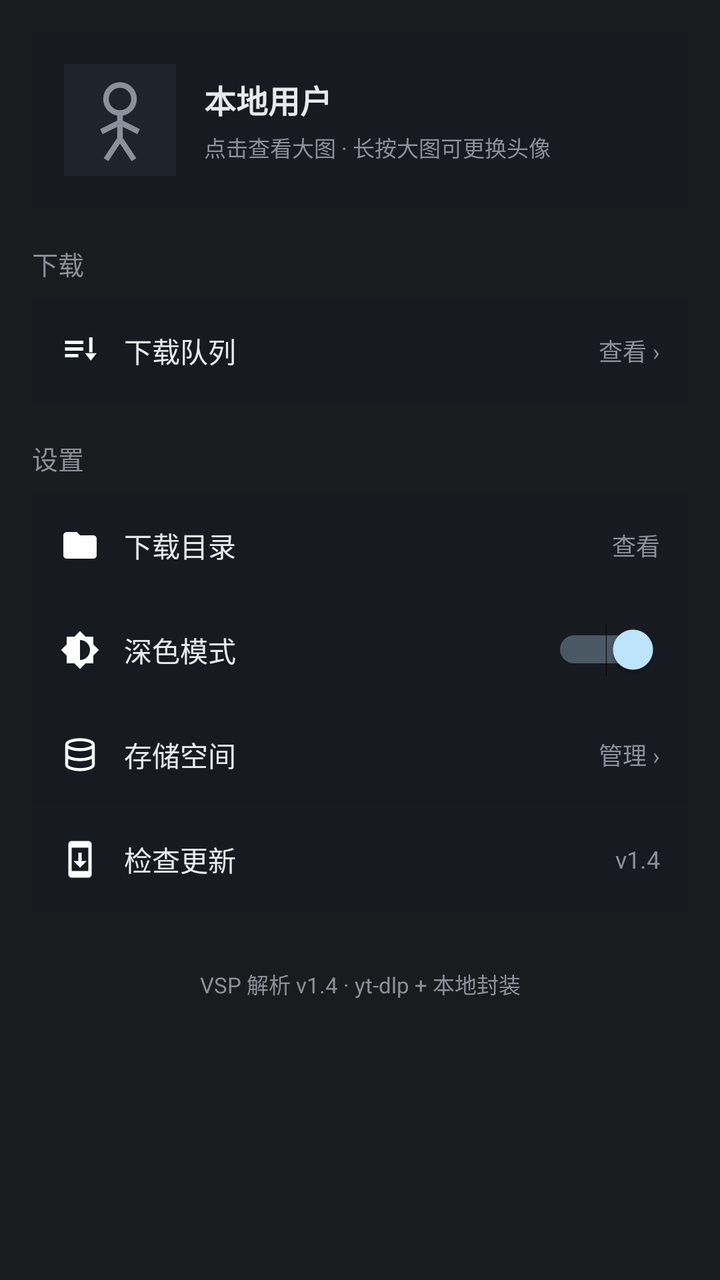
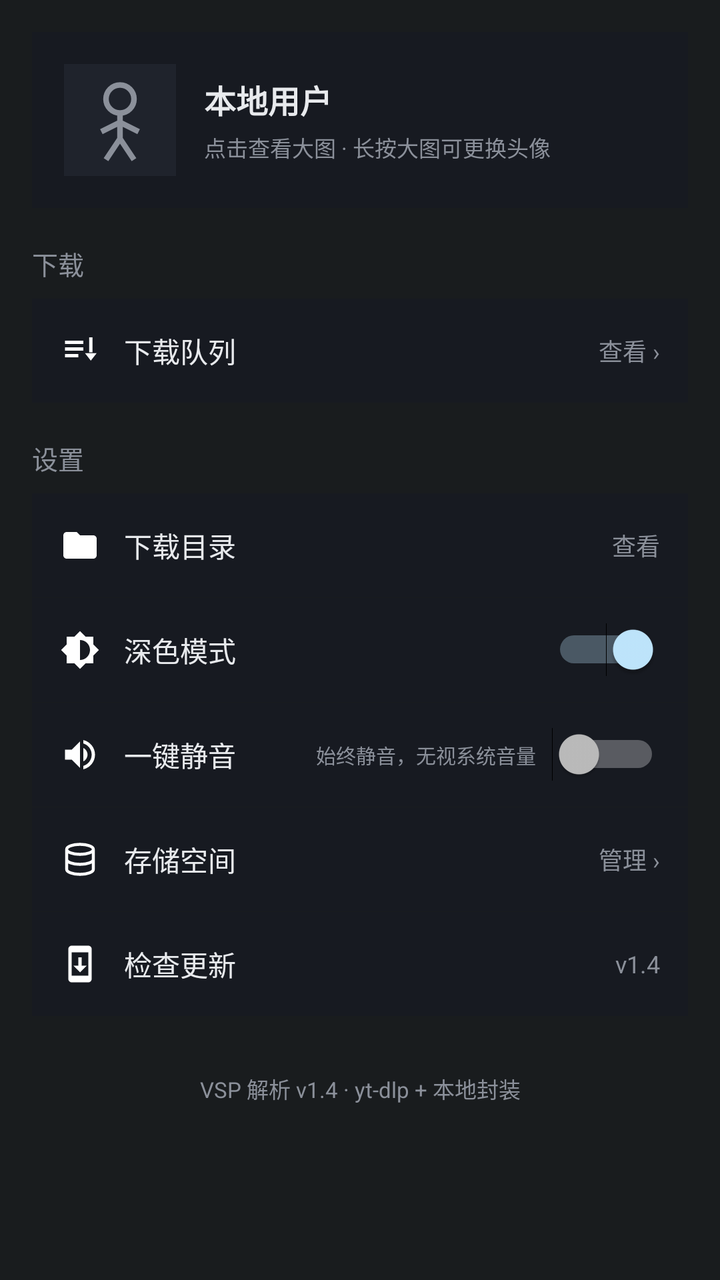

Two renders of the same Android screen: before a commit and after it. Below are the layout's source before the change and the commit's diff.
<!-- AndroidManifest.xml: application theme android:Theme.DeviceDefault.NoActionBar -->
<!-- res/layout/page_me.xml -->
<?xml version="1.0" encoding="utf-8"?>

<LinearLayout xmlns:android="http://schemas.android.com/apk/res/android"
    android:layout_width="match_parent"
    android:layout_height="match_parent"
    android:orientation="vertical"
    android:tag="bg">

    <ScrollView
        android:layout_width="match_parent"
        android:layout_height="match_parent"
        android:scrollbars="none">
        <LinearLayout
            android:layout_width="match_parent"
            android:layout_height="wrap_content"
            android:orientation="vertical"
            android:padding="16dp">

            <FrameLayout
                android:id="@+id/player_slot"
                android:layout_width="match_parent"
                android:layout_height="wrap_content" />

            
            <LinearLayout
                android:layout_width="match_parent"
                android:layout_height="wrap_content"
                android:orientation="horizontal"
                android:gravity="center_vertical"
                android:background="#171a21"
                android:tag="card"
                android:padding="16dp"
                android:layout_marginBottom="18dp">
                <ImageView
                    android:id="@+id/avatar"
                    android:layout_width="56dp"
                    android:layout_height="56dp"
                    android:src="@drawable/ic_avatar_default"
                    android:scaleType="centerCrop"
                    android:background="#1f232c"
                    android:tag="thumb"
                    android:contentDescription="用户头像" />
                <LinearLayout
                    android:layout_width="0dp"
                    android:layout_height="wrap_content"
                    android:layout_weight="1"
                    android:orientation="vertical"
                    android:paddingStart="14dp">
                    <TextView
                        android:layout_width="wrap_content"
                        android:layout_height="wrap_content"
                        android:text="本地用户"
                        android:textColor="#e8eaed"
                        android:tag="text"
                        android:textSize="16sp"
                        android:textStyle="bold" />
                    <TextView
                        android:layout_width="wrap_content"
                        android:layout_height="wrap_content"
                        android:text="点击查看大图 · 长按大图可更换头像"
                        android:textColor="#8b909a"
                        android:tag="dim"
                        android:textSize="11sp"
                        android:layout_marginTop="4dp" />
                </LinearLayout>
            </LinearLayout>

            
            <TextView
                android:layout_width="wrap_content"
                android:layout_height="wrap_content"
                android:text="下载"
                android:textColor="#8b909a"
                android:tag="dim"
                android:textSize="13sp"
                android:layout_marginBottom="8dp" />

            <LinearLayout
                android:id="@+id/row_queue"
                android:layout_width="match_parent"
                android:layout_height="52dp"
                android:orientation="horizontal"
                android:gravity="center_vertical"
                android:background="#171a21"
                android:tag="card"
                android:paddingStart="14dp"
                android:paddingEnd="14dp"
                android:layout_marginBottom="18dp"
                android:clickable="true"
                android:focusable="true">
                <ImageView
                    android:layout_width="20dp"
                    android:layout_height="20dp"
                    android:src="@drawable/ic_queue"
                    android:tag="icon"
                    android:scaleType="fitCenter" />
                <TextView
                    android:layout_width="0dp"
                    android:layout_height="wrap_content"
                    android:layout_weight="1"
                    android:text="下载队列"
                    android:textColor="#e8eaed"
                    android:tag="text"
                    android:textSize="14sp"
                    android:layout_marginStart="12dp" />
                <TextView
                    android:id="@+id/queue_summary"
                    android:layout_width="wrap_content"
                    android:layout_height="wrap_content"
                    android:text="查看 ›"
                    android:textColor="#8b909a"
                    android:tag="dim"
                    android:textSize="12sp" />
            </LinearLayout>

            
            <TextView
                android:layout_width="wrap_content"
                android:layout_height="wrap_content"
                android:text="设置"
                android:textColor="#8b909a"
                android:tag="dim"
                android:textSize="13sp"
                android:layout_marginBottom="8dp" />

            <LinearLayout
                android:id="@+id/row_dir"
                android:layout_width="match_parent"
                android:layout_height="52dp"
                android:orientation="horizontal"
                android:gravity="center_vertical"
                android:background="#171a21"
                android:tag="card"
                android:paddingStart="14dp"
                android:paddingEnd="14dp"
                android:layout_marginBottom="1px">
                <ImageView
                    android:layout_width="20dp"
                    android:layout_height="20dp"
                    android:src="@drawable/ic_folder"
                    android:tag="icon"
                    android:scaleType="fitCenter" />
                <TextView
                    android:layout_width="0dp"
                    android:layout_height="wrap_content"
                    android:layout_weight="1"
                    android:text="下载目录"
                    android:textColor="#e8eaed"
                    android:tag="text"
                    android:textSize="14sp"
                    android:layout_marginStart="12dp" />
                <TextView
                    android:id="@+id/dir_path"
                    android:layout_width="wrap_content"
                    android:layout_height="wrap_content"
                    android:text="查看"
                    android:textColor="#8b909a"
                    android:tag="dim"
                    android:textSize="12sp" />
            </LinearLayout>

            <LinearLayout
                android:id="@+id/row_theme"
                android:layout_width="match_parent"
                android:layout_height="52dp"
                android:orientation="horizontal"
                android:gravity="center_vertical"
                android:background="#171a21"
                android:tag="card"
                android:paddingStart="14dp"
                android:paddingEnd="14dp"
                android:layout_marginBottom="1px">
                <ImageView
                    android:layout_width="20dp"
                    android:layout_height="20dp"
                    android:src="@drawable/ic_theme"
                    android:tag="icon"
                    android:scaleType="fitCenter" />
                <TextView
                    android:layout_width="0dp"
                    android:layout_height="wrap_content"
                    android:layout_weight="1"
                    android:text="深色模式"
                    android:textColor="#e8eaed"
                    android:tag="text"
                    android:textSize="14sp"
                    android:layout_marginStart="12dp" />
                <Switch
                    android:id="@+id/theme_switch"
                    android:layout_width="wrap_content"
                    android:layout_height="wrap_content"
                    android:checked="true" />
            </LinearLayout>

            <LinearLayout
                android:id="@+id/row_storage"
                android:layout_width="match_parent"
                android:layout_height="52dp"
                android:orientation="horizontal"
                android:gravity="center_vertical"
                android:background="#171a21"
                android:tag="card"
                android:paddingStart="14dp"
                android:paddingEnd="14dp"
                android:layout_marginBottom="1px">
                <ImageView
                    android:layout_width="20dp"
                    android:layout_height="20dp"
                    android:src="@drawable/ic_storage"
                    android:tag="icon"
                    android:scaleType="fitCenter" />
                <TextView
                    android:layout_width="0dp"
                    android:layout_height="wrap_content"
                    android:layout_weight="1"
                    android:text="存储空间"
                    android:textColor="#e8eaed"
                    android:tag="text"
                    android:textSize="14sp"
                    android:layout_marginStart="12dp" />
                <TextView
                    android:layout_width="wrap_content"
                    android:layout_height="wrap_content"
                    android:text="管理 ›"
                    android:textColor="#8b909a"
                    android:tag="dim"
                    android:textSize="12sp" />
            </LinearLayout>

            
            <LinearLayout
                android:id="@+id/row_update"
                android:layout_width="match_parent"
                android:layout_height="52dp"
                android:orientation="horizontal"
                android:gravity="center_vertical"
                android:background="#171a21"
                android:tag="card"
                android:paddingStart="14dp"
                android:paddingEnd="14dp">
                <ImageView
                    android:layout_width="20dp"
                    android:layout_height="20dp"
                    android:src="@drawable/ic_update"
                    android:tag="icon"
                    android:scaleType="fitCenter" />
                <TextView
                    android:layout_width="0dp"
                    android:layout_height="wrap_content"
                    android:layout_weight="1"
                    android:text="检查更新"
                    android:textColor="#e8eaed"
                    android:tag="text"
                    android:textSize="14sp"
                    android:layout_marginStart="12dp" />
                <ProgressBar
                    android:id="@+id/update_progress"
                    android:layout_width="16dp"
                    android:layout_height="16dp"
                    android:indeterminate="true"
                    android:indeterminateTint="#f97316"
                    android:visibility="gone"
                    android:layout_marginEnd="6dp" />
                <TextView
                    android:id="@+id/update_version"
                    android:layout_width="wrap_content"
                    android:layout_height="wrap_content"
                    android:text="v1.4"
                    android:textColor="#8b909a"
                    android:tag="dim"
                    android:textSize="12sp" />
            </LinearLayout>

            <TextView
                android:layout_width="match_parent"
                android:layout_height="wrap_content"
                android:text="VSP 解析 v1.4 · yt-dlp + 本地封装"
                android:textColor="#8b909a"
                android:tag="dim"
                android:textSize="11sp"
                android:gravity="center"
                android:paddingTop="28dp" />
        </LinearLayout>
    </ScrollView>
</LinearLayout>
<!-- resources referenced by this layout -->
<resources>
  <!-- drawable ic_avatar_default (drawable) -->
  <?xml version="1.0" encoding="utf-8"?>
  <vector xmlns:android="http://schemas.android.com/apk/res/android"
      android:width="48dp"
      android:height="48dp"
      android:viewportWidth="48"
      android:viewportHeight="48">
      <path
          android:pathData="M24,15 m-6,0 a6,6 0 1,0 12,0 a6,6 0 1,0 -12,0"
          android:strokeColor="#FF8B909A"
          android:strokeWidth="2.4"
          android:fillColor="#00000000" />
      <path
          android:pathData="M24,21 L24,32 M24,25 L16,29 M24,25 L32,29 M24,32 L18,41 M24,32 L30,41"
          android:strokeColor="#FF8B909A"
          android:strokeWidth="2.4"
          android:fillColor="#00000000" />
  </vector>
  <!-- drawable ic_folder (drawable) -->
  <?xml version="1.0" encoding="utf-8"?>
  <vector xmlns:android="http://schemas.android.com/apk/res/android"
      android:width="24dp"
      android:height="24dp"
      android:viewportWidth="24"
      android:viewportHeight="24">
      <path
          android:fillColor="#FFFFFFFF"
          android:pathData="M10,4H4c-1.1,0 -1.99,0.9 -1.99,2L2,18c0,1.1 0.9,2 2,2h16c1.1,0 2,-0.9 2,-2V8c0,-1.1 -0.9,-2 -2,-2h-8l-2,-2z" />
  </vector>
  <!-- drawable ic_queue (drawable) -->
  <?xml version="1.0" encoding="utf-8"?>
  <vector xmlns:android="http://schemas.android.com/apk/res/android"
      android:width="24dp"
      android:height="24dp"
      android:viewportWidth="24"
      android:viewportHeight="24">
      <path
          android:fillColor="#FFFFFFFF"
          android:pathData="M3,6h11v2H3z M3,10h11v2H3z M3,14h8v2H3z M17.5,4h2v9h-2z M18.5,18l-3.5,-4.5h7z" />
  </vector>
  <!-- drawable ic_storage (drawable) -->
  <?xml version="1.0" encoding="utf-8"?>
  <vector xmlns:android="http://schemas.android.com/apk/res/android"
      android:width="24dp"
      android:height="24dp"
      android:viewportWidth="24"
      android:viewportHeight="24">
      <path
          android:pathData="M4,6c0,-1.66 3.58,-3 8,-3s8,1.34 8,3 -3.58,3 -8,3 -8,-1.34 -8,-3z M4,6v6c0,1.66 3.58,3 8,3s8,-1.34 8,-3V6 M4,12v6c0,1.66 3.58,3 8,3s8,-1.34 8,-3v-6"
          android:strokeColor="#FFFFFFFF"
          android:strokeWidth="1.8"
          android:fillColor="#00000000" />
  </vector>
  <!-- drawable ic_theme (drawable) -->
  <?xml version="1.0" encoding="utf-8"?>
  <vector xmlns:android="http://schemas.android.com/apk/res/android"
      android:width="24dp"
      android:height="24dp"
      android:viewportWidth="24"
      android:viewportHeight="24">
      <path
          android:fillColor="#FFFFFFFF"
          android:pathData="M20,15.31L23.31,12l-3.31,-3.31V4h-4.69L12,0.69 8.69,4H4v4.69L0.69,12 4,15.31V20h4.69L12,23.31 15.31,20H20v-4.69z M12,18V6c3.31,0 6,2.69 6,6s-2.69,6 -6,6z" />
  </vector>
  <!-- drawable ic_update (drawable) -->
  <?xml version="1.0" encoding="utf-8"?>
  <vector xmlns:android="http://schemas.android.com/apk/res/android"
      android:width="24dp"
      android:height="24dp"
      android:viewportWidth="24"
      android:viewportHeight="24">
      <path
          android:fillColor="#FFFFFFFF"
          android:pathData="M17,1.01L7,1C5.9,1 5,1.9 5,3v18c0,1.1 0.9,2 2,2h10c1.1,0 2,-0.9 2,-2V3c0,-1.1 -0.9,-1.99 -2,-1.99zM17,19H7V5h10v14zM16,13h-3V8h-2v5H8l4,4 4,-4z" />
  </vector>
</resources>

<!-- the commit's change to res/layout/page_me.xml (unified diff, before → after) -->
@@ -192,6 +192,48 @@
                     android:checked="true" />
             </LinearLayout>
 
+            
+            <LinearLayout
+                android:id="@+id/row_silent"
+                android:layout_width="match_parent"
+                android:layout_height="52dp"
+                android:orientation="horizontal"
+                android:gravity="center_vertical"
+                android:background="#171a21"
+                android:tag="card"
+                android:paddingStart="14dp"
+                android:paddingEnd="14dp"
+                android:layout_marginBottom="1px">
+                <ImageView
+                    android:layout_width="20dp"
+                    android:layout_height="20dp"
+                    android:src="@drawable/ic_volume"
+                    android:tag="icon"
+                    android:scaleType="fitCenter" />
+                <TextView
+                    android:layout_width="0dp"
+                    android:layout_height="wrap_content"
+                    android:layout_weight="1"
+                    android:text="一键静音"
+                    android:textColor="#e8eaed"
+                    android:tag="text"
+                    android:textSize="14sp"
+                    android:layout_marginStart="12dp" />
+                <TextView
+                    android:layout_width="wrap_content"
+                    android:layout_height="wrap_content"
+                    android:text="始终静音，无视系统音量"
+                    android:textColor="#8b909a"
+                    android:tag="dim"
+                    android:textSize="10sp"
+                    android:layout_marginEnd="8dp" />
+                <Switch
+                    android:id="@+id/silent_switch"
+                    android:layout_width="wrap_content"
+                    android:layout_height="wrap_content"
+                    android:checked="false" />
+            </LinearLayout>
+
             <LinearLayout
                 android:id="@+id/row_storage"
                 android:layout_width="match_parent"
<!-- resource entries referenced after the edit -->
@@ -75,5 +75,16 @@
           android:fillColor="#FFFFFFFF"
           android:pathData="M17,1.01L7,1C5.9,1 5,1.9 5,3v18c0,1.1 0.9,2 2,2h10c1.1,0 2,-0.9 2,-2V3c0,-1.1 -0.9,-1.99 -2,-1.99zM17,19H7V5h10v14zM16,13h-3V8h-2v5H8l4,4 4,-4z" />
   </vector>
+  <!-- drawable ic_volume (drawable) -->
+  <?xml version="1.0" encoding="utf-8"?>
+  <vector xmlns:android="http://schemas.android.com/apk/res/android"
+      android:width="24dp"
+      android:height="24dp"
+      android:viewportWidth="24"
+      android:viewportHeight="24">
+      <path
+          android:fillColor="#FFFFFFFF"
+          android:pathData="M3,9v6h4l5,5V4L7,9H3z M16.5,12c0,-1.77 -1.02,-3.29 -2.5,-4.03v8.05c1.48,-0.73 2.5,-2.25 2.5,-4.02z M14,3.23v2.06c2.89,0.86 5,3.54 5,6.71s-2.11,5.85 -5,6.71v2.06c4.01,-0.91 7,-4.49 7,-8.77s-2.99,-7.86 -7,-8.77z" />
+  </vector>
 </resources>
 
